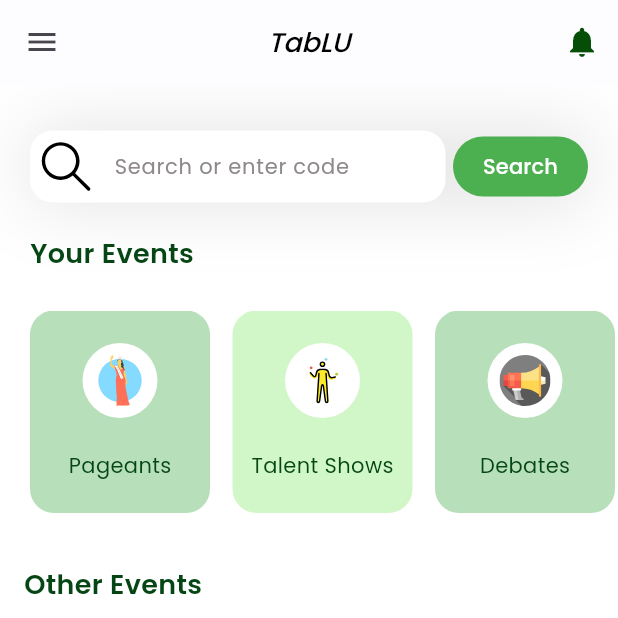
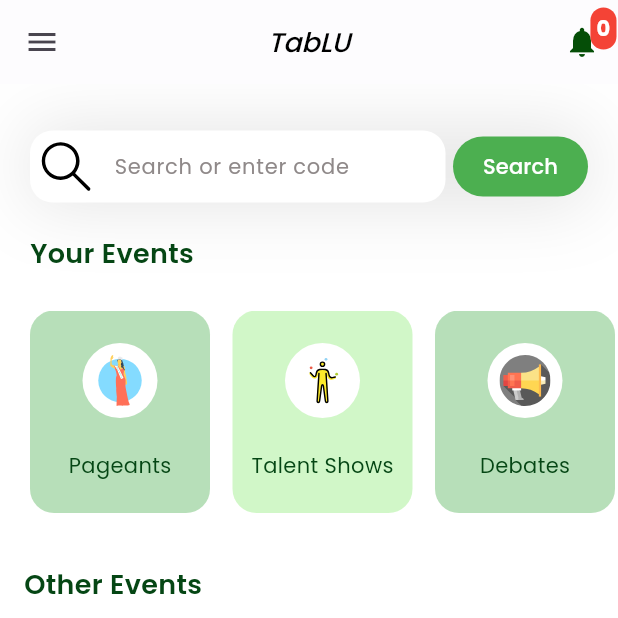
Before and after one commit to FluxFD/TabLU, a Flutter app: the SearchEvents screen opened directly with empty values, after a tap on "Create Events", after a tap on the "arrow back" icon, on a phone screen of 412 x 824 dp, the top half of it. Run offline on Flutter 3.47's test engine with Material 3 defaults, Android fonts, the phone set to English and light mode, and no system bars; our stand-ins replace flutter_svg, fluttertoast, image_picker, jwt_decoder, shared_preferences, table_calendar; accounts and stored records are empty; network calls fail.

Commit message:
notification badge on progress

```diff
--- a/tutorial/lib/pages/dashboard.dart
+++ b/tutorial/lib/pages/dashboard.dart
@@ -256,6 +256,7 @@ class _SearchEventsState extends State<SearchEvents> {
   String event_venue = '';
   List<String> contestants = [];
   List<String> criterias = [];
+  int notificationCount = 0;
 
   void _getInitialInfo() {
     categories = CategoryModel.getCategories();
@@ -271,6 +272,40 @@ class _SearchEventsState extends State<SearchEvents> {
       contestants: [],
       criterias: [],
     );
+  }
+
+  Future<void> fetchAndCountNotifications() async {
+    try {
+      // Retrieve the token from shared preferences
+      String? token = await SharedPreferencesUtils.retrieveToken();
+
+      // Check if the token is not null before decoding
+      if (token != null && token.isNotEmpty) {
+        // Decode the token to extract user information
+        Map<String, dynamic> decodedToken = JwtDecoder.decode(token);
+        String userId = decodedToken['userId'];
+
+        // Make the API request with the userId
+        final response = await http
+            .get(Uri.parse('http://localhost:8080/get-notifications/$userId'));
+
+        if (response.statusCode == 200) {
+          List<dynamic> notifications = json.decode(response.body);
+          setState(() {
+            notificationCount = notifications.length;
+          });
+        } else {
+          // Handle server errors (e.g., 404, 500)
+          print('Server error: ${response.statusCode}');
+        }
+      } else {
+        // Handle case where the token is null
+        print('Token is null. Unable to fetch notifications.');
+      }
+    } catch (e) {
+      // Handle any exceptions (e.g., network error)
+      print('Error fetching notifications: $e');
+    }
   }
 
   Future<List<Event>> fetchEvents(String accessCode) async {
@@ -327,6 +362,7 @@ class _SearchEventsState extends State<SearchEvents> {
     super.initState();
     _getInitialInfo();
     _decodeToken();
+    fetchAndCountNotifications();
     authState = Provider.of<AuthState>(context, listen: false);
   }
 
@@ -364,6 +400,17 @@ class _SearchEventsState extends State<SearchEvents> {
   }
 
   TextEditingController searchController = TextEditingController();
+  Future<List<dynamic>> fetchNotifications(String userId) async {
+    final response = await http.get(
+      Uri.parse('http://localhost:8080/get-notifications/$userId'),
+    );
+
+    if (response.statusCode == 200) {
+      return json.decode(response.body);
+    } else {
+      throw Exception('Failed to load notifications');
+    }
+  }
 
   @override
   Widget build(BuildContext context) {
@@ -383,6 +430,8 @@ class _SearchEventsState extends State<SearchEvents> {
         backgroundColor: Colors.white,
         iconTheme: const IconThemeData(),
         actions: [
+          Stack(
+            children: [
               IconButton(
                 icon: const Icon(
                   Icons.notifications,
@@ -395,7 +444,8 @@ class _SearchEventsState extends State<SearchEvents> {
                   if (token != null && token.isNotEmpty) {
                     // Decode the token to get the userId
                     print("Hello");
-                Map<String, dynamic> jwtDecodedToken = JwtDecoder.decode(token);
+                    Map<String, dynamic> jwtDecodedToken =
+                        JwtDecoder.decode(token);
                     String userId = jwtDecodedToken['userId'];
                     print("Hello");
                     // Navigate to the Notif screen with the retrieved userId
@@ -407,6 +457,26 @@ class _SearchEventsState extends State<SearchEvents> {
                     print('No token found');
                   }
                 },
+              ),
+              Positioned(
+                right: 1,
+                top: 1,
+                child: Container(
+                  padding: const EdgeInsets.all(4),
+                  decoration: BoxDecoration(
+                    color: Colors.red,
+                    borderRadius: BorderRadius.circular(10),
+                  ),
+                  child: Text(
+                    notificationCount.toString(),
+                    style: const TextStyle(
+                      color: Colors.white,
+                      fontWeight: FontWeight.bold,
+                    ),
+                  ),
+                ),
+              ),
+            ],
           ),
         ],
       ),
@@ -425,12 +495,7 @@ class _SearchEventsState extends State<SearchEvents> {
               currentAccountPicture: GestureDetector(
                 onTap: () {
                   /* AlertDialog(actions: [Widget],)
-                  Navigator.push(
-                    context,
-                    MaterialPageRoute(
-                      builder: (context) => ViewProfile(email: email, username: username,),
-                    ),
-                  );*/
+                 */
                   showDialog(
                     context: context,
                     builder: (BuildContext context) {
@@ -468,7 +533,7 @@ class _SearchEventsState extends State<SearchEvents> {
                                         height: 40,
                                         child: Center(
                                           child: Text(
-                                            'Username', // '${user.username}',
+                                            '${username}', // '${user.username}',
                                             style: const TextStyle(
                                               fontSize: 23,
                                               color: Color.fromARGB(
@@ -481,7 +546,7 @@ class _SearchEventsState extends State<SearchEvents> {
                                       //const SizedBox(height: 10),
                                       Center(
                                         child: Text(
-                                          'Email', // ${user.email}
+                                          '${email}', // ${user.email}
                                           style: TextStyle(
                                               fontSize: 15,
                                               color: Colors.black),
--- a/tutorial/lib/pages/notification.dart
+++ b/tutorial/lib/pages/notification.dart
@@ -1,6 +1,8 @@
 import 'package:flutter/material.dart';
 import 'package:http/http.dart' as http;
 import 'dart:convert';
+
+import 'package:tutorial/pages/dashboard.dart';
 
 class Notif extends StatefulWidget {
   final String userId;
```
Also changed, not shown: tutorial/lib/notificationsTracker.dart (added, +12 -0 lines), tutorial/lib/pages/viewprofile.dart (+15 -30 lines). Lines whose indentation alone changed are shown as unchanged.
